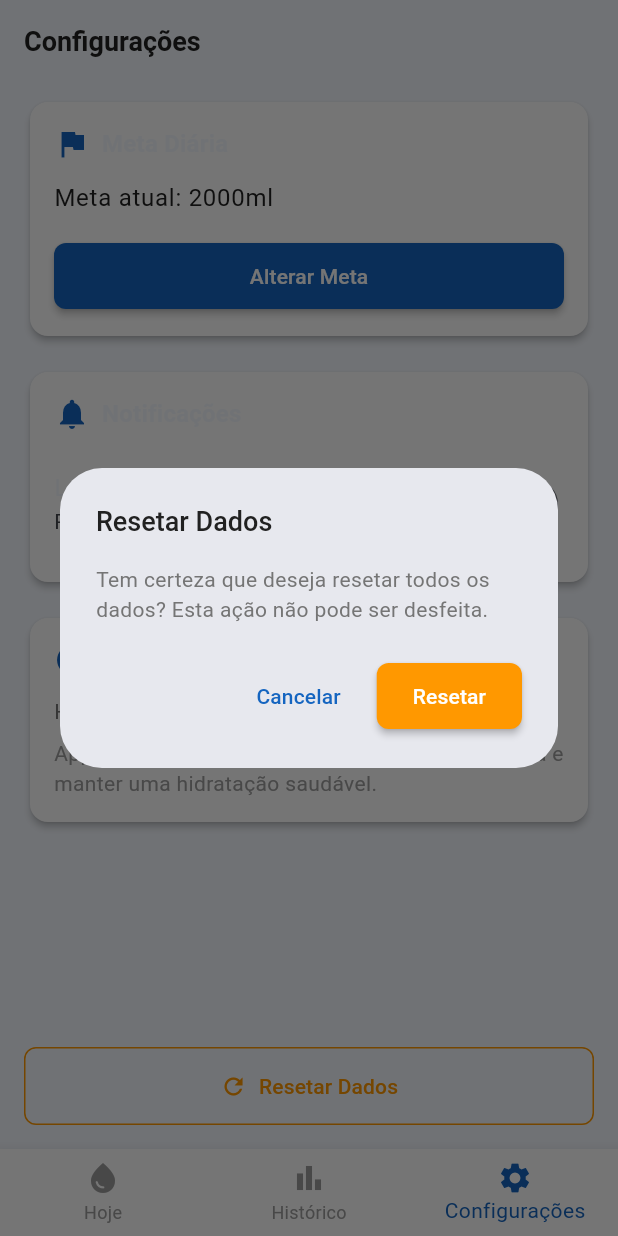
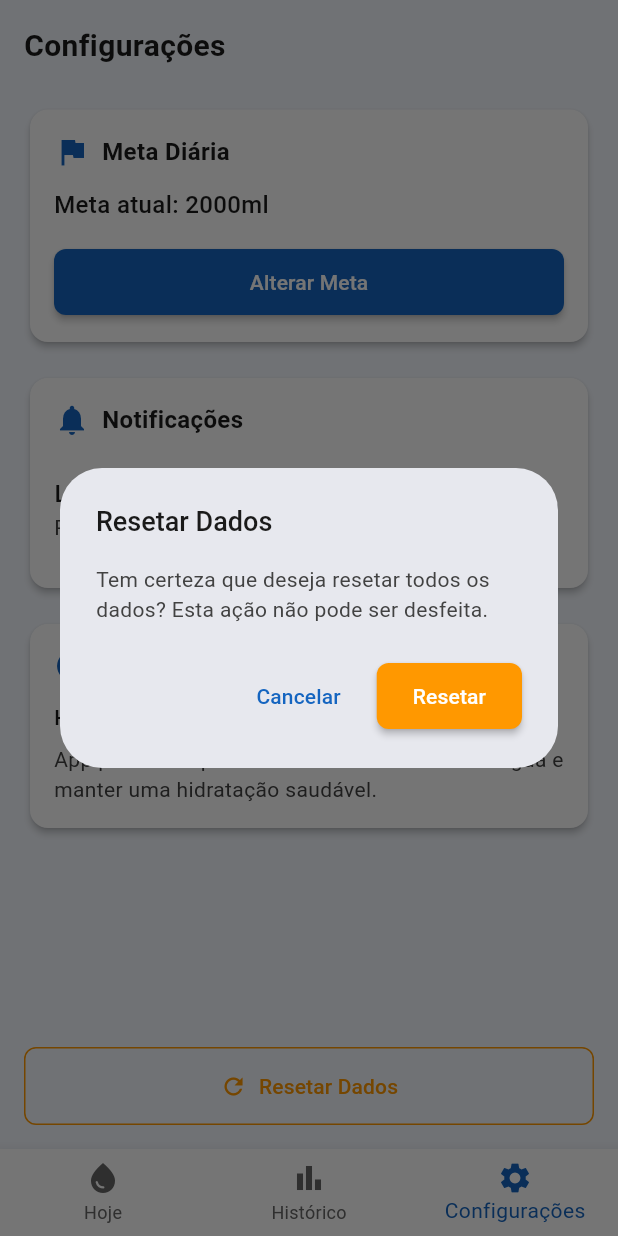
Before and after one commit to eduardopahl/h2o_simple, a Flutter app: the screen it shows after launch, item 3 of the bottom bar chosen, after a tap on "Resetar Dados", on a phone screen of 412 x 824 dp. Run offline on Flutter 3.47's test engine with Material 3 defaults, Android fonts, the phone set to English and light mode, and no system bars; our stand-ins replace flutter_riverpod, sensors_plus, shared_preferences.

Commit message:
fix: improve text contrast and standardize theme colors

```diff
--- a/lib/presentation/pages/main_tab_view.dart
+++ b/lib/presentation/pages/main_tab_view.dart
@@ -30,8 +30,8 @@ class _MainTabViewState extends ConsumerState<MainTabView> {
           });
         },
         type: BottomNavigationBarType.fixed,
-        selectedItemColor: Theme.of(context).primaryColor,
-        unselectedItemColor: Colors.grey,
+        selectedItemColor: AppTheme.primaryBlue,
+        unselectedItemColor: AppTheme.textLight,
         items: const [
           BottomNavigationBarItem(icon: Icon(Icons.water_drop), label: 'Hoje'),
           BottomNavigationBarItem(
--- a/lib/presentation/pages/tabs/daily_tab.dart
+++ b/lib/presentation/pages/tabs/daily_tab.dart
@@ -6,6 +6,7 @@ import '../../providers/daily_goal_provider.dart';
 import '../../widgets/physics_water_container.dart';
 import '../../widgets/water_progress_display.dart';
 import '../../widgets/floating_add_buttons.dart';
+import '../../theme/app_theme.dart';
 
 class DailyTab extends ConsumerStatefulWidget {
   const DailyTab({super.key});
@@ -53,18 +54,25 @@ class _DailyTabState extends ConsumerState<DailyTab> {
                           const Icon(
                             Icons.error_outline,
                             size: 64,
-                            color: Colors.red,
+                            color: AppTheme.errorColor,
                           ),
                           const SizedBox(height: 16),
                           Text(
                             'Erro ao carregar dados',
-                            style: Theme.of(context).textTheme.headlineSmall,
+                            style: const TextStyle(
+                              fontSize: 18,
+                              fontWeight: FontWeight.w600,
+                              color: AppTheme.textPrimary,
+                            ),
                             textAlign: TextAlign.center,
                           ),
                           const SizedBox(height: 8),
                           Text(
                             error.toString(),
-                            style: Theme.of(context).textTheme.bodyMedium,
+                            style: const TextStyle(
+                              fontSize: 14,
+                              color: AppTheme.textSecondary,
+                            ),
                             textAlign: TextAlign.center,
                           ),
                           const SizedBox(height: 16),
--- a/lib/presentation/pages/tabs/history_tab.dart
+++ b/lib/presentation/pages/tabs/history_tab.dart
@@ -1,6 +1,7 @@
 import 'package:flutter/material.dart';
 import 'package:flutter_riverpod/flutter_riverpod.dart';
 import '../../providers/water_intake_provider.dart';
+import '../../theme/app_theme.dart';
 
 class HistoryTab extends ConsumerWidget {
   const HistoryTab({super.key});
@@ -17,9 +18,11 @@ class HistoryTab extends ConsumerWidget {
           children: [
             Text(
               'Histórico de Consumo',
-              style: Theme.of(
-                context,
-              ).textTheme.headlineSmall?.copyWith(fontWeight: FontWeight.bold),
+              style: const TextStyle(
+                fontSize: 20,
+                fontWeight: FontWeight.bold,
+                color: AppTheme.textPrimary,
+              ),
             ),
             const SizedBox(height: 16),
 
@@ -49,17 +52,25 @@ class HistoryTab extends ConsumerWidget {
         child: Column(
           mainAxisAlignment: MainAxisAlignment.center,
           children: [
-            Icon(Icons.water_drop_outlined, size: 64, color: Colors.grey),
+            Icon(
+              Icons.water_drop_outlined,
+              size: 64,
+              color: AppTheme.textLight,
+            ),
             SizedBox(height: 16),
             Text(
               'Nenhum registro encontrado',
-              style: TextStyle(fontSize: 18, color: Colors.grey),
+              style: TextStyle(
+                fontSize: 18,
+                color: AppTheme.textSecondary,
+                fontWeight: FontWeight.w500,
+              ),
             ),
             SizedBox(height: 8),
             Text(
               'Adicione água na aba "Hoje" para ver o histórico',
               textAlign: TextAlign.center,
-              style: TextStyle(color: Colors.grey),
+              style: TextStyle(color: AppTheme.textLight),
             ),
           ],
         ),
@@ -77,16 +88,20 @@ class HistoryTab extends ConsumerWidget {
                 margin: const EdgeInsets.only(bottom: 8),
                 child: ListTile(
                   leading: CircleAvatar(
-                    backgroundColor: Colors.blue.shade100,
-                    child: Icon(Icons.water_drop, color: Colors.blue.shade600),
+                    backgroundColor: AppTheme.infoColor.withValues(alpha: 0.1),
+                    child: Icon(Icons.water_drop, color: AppTheme.infoColor),
                   ),
                   title: Text(
                     '${intake.amount}ml',
-                    style: const TextStyle(fontWeight: FontWeight.bold),
+                    style: const TextStyle(
+                      fontWeight: FontWeight.bold,
+                      color: AppTheme.textPrimary,
+                      fontSize: 16,
+                    ),
                   ),
                   subtitle: Text(_formatDateTime(intake.timestamp)),
                   trailing: IconButton(
-                    icon: const Icon(Icons.delete, color: Colors.red),
+                    icon: const Icon(Icons.delete, color: AppTheme.errorColor),
                     onPressed:
                         () => _showDeleteConfirmation(context, ref, intake.id),
                   ),
@@ -104,28 +119,43 @@ class HistoryTab extends ConsumerWidget {
               children: [
                 Text(
                   'Estatísticas',
-                  style: Theme.of(context).textTheme.titleMedium?.copyWith(
+                  style: const TextStyle(
+                    fontSize: 16,
                     fontWeight: FontWeight.bold,
+                    color: AppTheme.textPrimary,
                   ),
                 ),
                 const SizedBox(height: 8),
                 Row(
                   mainAxisAlignment: MainAxisAlignment.spaceBetween,
                   children: [
-                    const Text('Total de registros:'),
+                    const Text(
+                      'Total de registros:',
+                      style: TextStyle(color: AppTheme.textSecondary),
+                    ),
                     Text(
                       '${waterIntakes.length}',
-                      style: const TextStyle(fontWeight: FontWeight.bold),
+                      style: const TextStyle(
+                        fontWeight: FontWeight.bold,
+                        color: AppTheme.textPrimary,
+                      ),
                     ),
                   ],
                 ),
                 Row(
                   mainAxisAlignment: MainAxisAlignment.spaceBetween,
                   children: [
-                    const Text('Consumo total:'),
+                    const Text(
+                      'Consumo total:',
+                      style: TextStyle(color: AppTheme.textSecondary),
+                    ),
                     Text(
                       '${waterIntakes.fold<int>(0, (sum, intake) => sum + intake.amount as int)}ml',
-                      style: const TextStyle(fontWeight: FontWeight.bold),
+                      style: const TextStyle(
+                        fontWeight: FontWeight.bold,
+                        color: AppTheme.textPrimary,
+                        fontSize: 16,
+                      ),
                     ),
                   ],
                 ),
@@ -171,8 +201,8 @@ class HistoryTab extends ConsumerWidget {
                   Navigator.of(context).pop();
                 },
                 style: ElevatedButton.styleFrom(
-                  backgroundColor: Colors.red,
-                  foregroundColor: Colors.white,
+                  backgroundColor: AppTheme.errorColor,
+                  foregroundColor: AppTheme.surfaceColor,
                 ),
                 child: const Text('Excluir'),
               ),
--- a/lib/presentation/pages/tabs/settings_tab.dart
+++ b/lib/presentation/pages/tabs/settings_tab.dart
@@ -1,6 +1,7 @@
 import 'package:flutter/material.dart';
 import 'package:flutter_riverpod/flutter_riverpod.dart';
 import '../../providers/daily_goal_provider.dart';
+import '../../theme/app_theme.dart';
 
 class SettingsTab extends ConsumerWidget {
   const SettingsTab({super.key});
@@ -18,9 +19,11 @@ class SettingsTab extends ConsumerWidget {
           children: [
             Text(
               'Configurações',
-              style: Theme.of(
-                context,
-              ).textTheme.headlineSmall?.copyWith(fontWeight: FontWeight.bold),
+              style: const TextStyle(
+                fontSize: 20,
+                fontWeight: FontWeight.bold,
+                color: AppTheme.textPrimary,
+              ),
             ),
             const SizedBox(height: 24),
 
@@ -32,19 +35,26 @@ class SettingsTab extends ConsumerWidget {
                   children: [
                     Row(
                       children: [
-                        Icon(Icons.flag, color: Theme.of(context).primaryColor),
+                        Icon(Icons.flag, color: AppTheme.primaryBlue),
                         const SizedBox(width: 8),
                         Text(
                           'Meta Diária',
-                          style: Theme.of(context).textTheme.titleMedium
-                              ?.copyWith(fontWeight: FontWeight.bold),
+                          style: const TextStyle(
+                            fontSize: 16,
+                            fontWeight: FontWeight.bold,
+                            color: AppTheme.textPrimary,
+                          ),
                         ),
                       ],
                     ),
                     const SizedBox(height: 12),
                     Text(
                       'Meta atual: ${goalAmount.toStringAsFixed(0)}ml',
-                      style: Theme.of(context).textTheme.bodyLarge,
+                      style: const TextStyle(
+                        fontSize: 16,
+                        color: AppTheme.textPrimary,
+                        fontWeight: FontWeight.w500,
+                      ),
                     ),
                     const SizedBox(height: 16),
                     SizedBox(
@@ -70,23 +80,32 @@ class SettingsTab extends ConsumerWidget {
                   children: [
                     Row(
                       children: [
-                        Icon(
-                          Icons.notifications,
-                          color: Theme.of(context).primaryColor,
-                        ),
+                        Icon(Icons.notifications, color: AppTheme.primaryBlue),
                         const SizedBox(width: 8),
                         Text(
                           'Notificações',
-                          style: Theme.of(context).textTheme.titleMedium
-                              ?.copyWith(fontWeight: FontWeight.bold),
+                          style: const TextStyle(
+                            fontSize: 16,
+                            fontWeight: FontWeight.bold,
+                            color: AppTheme.textPrimary,
+                          ),
                         ),
                       ],
                     ),
                     const SizedBox(height: 12),
                     ListTile(
                       contentPadding: EdgeInsets.zero,
-                      title: const Text('Lembrete para beber água'),
-                      subtitle: const Text('Receba notificações regulares'),
+                      title: const Text(
+                        'Lembrete para beber água',
+                        style: TextStyle(
+                          color: AppTheme.textPrimary,
+                          fontWeight: FontWeight.w500,
+                        ),
+                      ),
+                      subtitle: const Text(
+                        'Receba notificações regulares',
+                        style: TextStyle(color: AppTheme.textSecondary),
+                      ),
                       trailing: Switch(value: false, onChanged: (value) {}),
                     ),
                   ],
@@ -104,21 +123,30 @@ class SettingsTab extends ConsumerWidget {
                   children: [
                     Row(
                       children: [
-                        Icon(Icons.info, color: Theme.of(context).primaryColor),
+                        Icon(Icons.info, color: AppTheme.primaryBlue),
                         const SizedBox(width: 8),
                         Text(
                           'Sobre o App',
-                          style: Theme.of(context).textTheme.titleMedium
-                              ?.copyWith(fontWeight: FontWeight.bold),
+                          style: const TextStyle(
+                            fontSize: 16,
+                            fontWeight: FontWeight.bold,
+                            color: AppTheme.textPrimary,
+                          ),
                         ),
                       ],
                     ),
                     const SizedBox(height: 12),
-                    const Text('H2O Simple v1.0.0'),
+                    const Text(
+                      'H2O Simple v1.0.0',
+                      style: TextStyle(
+                        color: AppTheme.textPrimary,
+                        fontWeight: FontWeight.w500,
+                      ),
+                    ),
                     const SizedBox(height: 8),
                     const Text(
                       'App para acompanhar seu consumo diário de água e manter uma hidratação saudável.',
-                      style: TextStyle(color: Colors.grey),
+                      style: TextStyle(color: AppTheme.textSecondary),
                     ),
                   ],
                 ),
@@ -131,11 +159,11 @@ class SettingsTab extends ConsumerWidget {
               width: double.infinity,
               child: OutlinedButton.icon(
                 onPressed: () => _showResetDialog(context, ref),
-                icon: const Icon(Icons.refresh, color: Colors.orange),
+                icon: const Icon(Icons.refresh, color: AppTheme.warningColor),
                 label: const Text('Resetar Dados'),
                 style: OutlinedButton.styleFrom(
-                  foregroundColor: Colors.orange,
-                  side: const BorderSide(color: Colors.orange),
+                  foregroundColor: AppTheme.warningColor,
+                  side: const BorderSide(color: AppTheme.warningColor),
                   padding: const EdgeInsets.symmetric(vertical: 16),
                 ),
               ),
@@ -185,7 +213,7 @@ class SettingsTab extends ConsumerWidget {
                     ScaffoldMessenger.of(context).showSnackBar(
                       SnackBar(
                         content: Text('Meta alterada para ${newGoal}ml'),
-                        backgroundColor: Colors.green,
+                        backgroundColor: AppTheme.successColor,
                       ),
                     );
                   }
@@ -217,13 +245,13 @@ class SettingsTab extends ConsumerWidget {
                   ScaffoldMessenger.of(context).showSnackBar(
                     const SnackBar(
                       content: Text('Dados resetados com sucesso'),
-                      backgroundColor: Colors.orange,
+                      backgroundColor: AppTheme.warningColor,
                     ),
                   );
                 },
                 style: ElevatedButton.styleFrom(
-                  backgroundColor: Colors.orange,
-                  foregroundColor: Colors.white,
+                  backgroundColor: AppTheme.warningColor,
+                  foregroundColor: AppTheme.surfaceColor,
                 ),
                 child: const Text('Resetar'),
               ),
--- a/lib/presentation/theme/app_theme.dart
+++ b/lib/presentation/theme/app_theme.dart
@@ -12,9 +12,23 @@ class AppTheme {
   static const Color progressFilled = Color(0xFF2196F3);
   static const Color progressCompleted = Color(0xFF4CAF50);
 
-  static const Color textPrimary = Color(0xFF212121);
-  static const Color textSecondary = Color(0xFF757575);
-  static const Color textLight = Color(0xFFBDBDBD);
+  static const Color textPrimary = Color(0xFF1A1A1A);
+  static const Color textSecondary = Color(0xFF424242);
+  static const Color textLight = Color(0xFF666666);
+
+  // Cores de ação
+  static const Color successColor = Color(0xFF4CAF50);
+  static const Color errorColor = Color(0xFFE53E3E);
+  static const Color warningColor = Color(0xFFFF9800);
+  static const Color infoColor = Color(0xFF3498DB);
+
+  // Cores de fundo
+  static const Color surfaceColor = Color(0xFFFFFFFF);
+  static const Color shadowColor = Color(0x1A000000);
+
+  // Cores de input
+  static const Color inputFillColor = Color(0xFFFAFAFA);
+  static const Color inputBorderColor = Color(0xFFE0E0E0);
 
   static ThemeData lightTheme = ThemeData(
     useMaterial3: true,
@@ -29,11 +43,11 @@ class AppTheme {
 
     appBarTheme: const AppBarTheme(
       backgroundColor: primaryBlue,
-      foregroundColor: Colors.white,
+      foregroundColor: surfaceColor,
       elevation: 0,
       centerTitle: true,
       titleTextStyle: TextStyle(
-        color: Colors.white,
+        color: surfaceColor,
         fontSize: 20,
         fontWeight: FontWeight.w600,
       ),
@@ -47,14 +61,14 @@ class AppTheme {
 
     floatingActionButtonTheme: const FloatingActionButtonThemeData(
       backgroundColor: primaryBlue,
-      foregroundColor: Colors.white,
+      foregroundColor: surfaceColor,
       elevation: 4,
     ),
 
     elevatedButtonTheme: ElevatedButtonThemeData(
       style: ElevatedButton.styleFrom(
         backgroundColor: primaryBlue,
-        foregroundColor: Colors.white,
+        foregroundColor: surfaceColor,
         elevation: 2,
         padding: const EdgeInsets.symmetric(horizontal: 24, vertical: 12),
         shape: RoundedRectangleBorder(borderRadius: BorderRadius.circular(8)),
@@ -79,21 +93,21 @@ class AppTheme {
 
     inputDecorationTheme: InputDecorationTheme(
       filled: true,
-      fillColor: Colors.grey[50],
+      fillColor: inputFillColor,
       border: OutlineInputBorder(
         borderRadius: BorderRadius.circular(8),
-        borderSide: BorderSide(color: Colors.grey[300]!),
+        borderSide: const BorderSide(color: inputBorderColor),
       ),
       enabledBorder: OutlineInputBorder(
         borderRadius: BorderRadius.circular(8),
-        borderSide: BorderSide(color: Colors.grey[300]!),
+        borderSide: const BorderSide(color: inputBorderColor),
       ),
       focusedBorder: OutlineInputBorder(
         borderRadius: BorderRadius.circular(8),
         borderSide: const BorderSide(color: primaryBlue, width: 2),
       ),
-      labelStyle: TextStyle(color: Colors.grey[600]),
-      hintStyle: TextStyle(color: Colors.grey[500]),
+      labelStyle: const TextStyle(color: textSecondary),
+      hintStyle: const TextStyle(color: textLight),
     ),
 
     textTheme: const TextTheme(
--- a/lib/presentation/widgets/water_progress_display.dart
+++ b/lib/presentation/widgets/water_progress_display.dart
@@ -1,5 +1,6 @@
 import 'package:flutter/material.dart';
 import 'dart:math' as math;
+import '../theme/app_theme.dart';
 
 class WaterProgressDisplay extends StatefulWidget {
   final int todayTotal;
@@ -93,11 +94,11 @@ class _WaterProgressDisplayState extends State<WaterProgressDisplay>
           Container(
             padding: const EdgeInsets.symmetric(horizontal: 24, vertical: 16),
             decoration: BoxDecoration(
-              color: Colors.white.withValues(alpha: 0.95),
+              color: AppTheme.surfaceColor.withValues(alpha: 0.95),
               borderRadius: BorderRadius.circular(20),
               boxShadow: [
                 BoxShadow(
-                  color: Colors.black.withValues(alpha: 0.1),
+                  color: AppTheme.shadowColor,
                   blurRadius: 20,
                   offset: const Offset(0, 10),
                 ),
@@ -109,10 +110,10 @@ class _WaterProgressDisplayState extends State<WaterProgressDisplay>
                 // Título
                 Text(
                   'Hidratação de hoje',
-                  style: TextStyle(
+                  style: const TextStyle(
                     fontSize: 16,
                     fontWeight: FontWeight.w600,
-                    color: Colors.grey[800],
+                    color: AppTheme.textPrimary,
                   ),
                 ),
                 const SizedBox(height: 12),
@@ -126,7 +127,7 @@ class _WaterProgressDisplayState extends State<WaterProgressDisplay>
                       style: const TextStyle(
                         fontSize: 32,
                         fontWeight: FontWeight.bold,
-                        color: Color(0xFF3498DB),
+                        color: AppTheme.infoColor,
                       ),
                     ),
                     const Padding(
@@ -136,7 +137,7 @@ class _WaterProgressDisplayState extends State<WaterProgressDisplay>
                         style: TextStyle(
                           fontSize: 16,
                           fontWeight: FontWeight.w500,
-                          color: Color(0xFF3498DB),
+                          color: AppTheme.infoColor,
                         ),
                       ),
                     ),
@@ -144,7 +145,11 @@ class _WaterProgressDisplayState extends State<WaterProgressDisplay>
                 ),
                 Text(
                   'de ${widget.goalAmount}ml',
-                  style: TextStyle(color: Colors.grey[600], fontSize: 14),
+                  style: const TextStyle(
+                    color: AppTheme.textSecondary,
+                    fontSize: 14,
+                    fontWeight: FontWeight.w500,
+                  ),
                 ),
                 if (widget.isOverGoal) ...[
                   const SizedBox(height: 8),
@@ -154,13 +159,13 @@ class _WaterProgressDisplayState extends State<WaterProgressDisplay>
                       vertical: 4,
                     ),
                     decoration: BoxDecoration(
-                      color: const Color(0xFF4CAF50).withValues(alpha: 0.1),
+                      color: AppTheme.successColor.withValues(alpha: 0.1),
                       borderRadius: BorderRadius.circular(12),
                     ),
                     child: Text(
                       '+${_displayedTotal - widget.goalAmount}ml extra',
                       style: const TextStyle(
-                        color: Color(0xFF4CAF50),
+                        color: AppTheme.successColor,
                         fontSize: 12,
                         fontWeight: FontWeight.w500,
                       ),
@@ -174,13 +179,13 @@ class _WaterProgressDisplayState extends State<WaterProgressDisplay>
                       vertical: 4,
                     ),
                     decoration: BoxDecoration(
-                      color: const Color(0xFF4CAF50).withValues(alpha: 0.1),
+                      color: AppTheme.successColor.withValues(alpha: 0.1),
                       borderRadius: BorderRadius.circular(12),
                     ),
                     child: const Text(
                       '🎉 Meta atingida!',
                       style: TextStyle(
-                        color: Color(0xFF4CAF50),
+                        color: AppTheme.successColor,
                         fontSize: 12,
                         fontWeight: FontWeight.w500,
                       ),
@@ -191,8 +196,9 @@ class _WaterProgressDisplayState extends State<WaterProgressDisplay>
                   Text(
                     'Faltam ${widget.goalAmount - _displayedTotal}ml',
                     style: const TextStyle(
-                      color: Color(0xFF95A5A6),
+                      color: AppTheme.textLight,
                       fontSize: 14,
+                      fontWeight: FontWeight.w500,
                     ),
                   ),
                 ],
@@ -244,7 +250,7 @@ class _WaterProgressDisplayState extends State<WaterProgressDisplay>
                       opacity: opacity,
                       child: Icon(
                         Icons.water_drop,
-                        color: Color(0xFF3498DB).withValues(alpha: 0.7),
+                        color: AppTheme.infoColor.withValues(alpha: 0.7),
                         size:
                             12 +
                             (index % 3) * 2, // Tamanhos variados: 12, 14, 16
```
